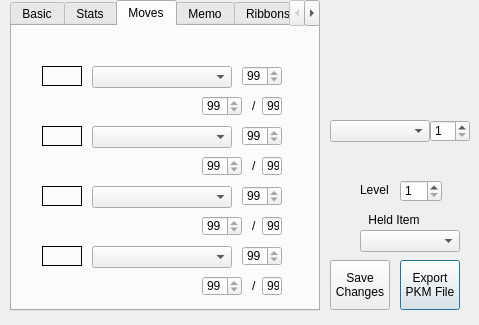
The window that QT Project/pkmviewer.ui (Annovae/PKMDS-G5) describes before a commit, drawn with Qt 5.
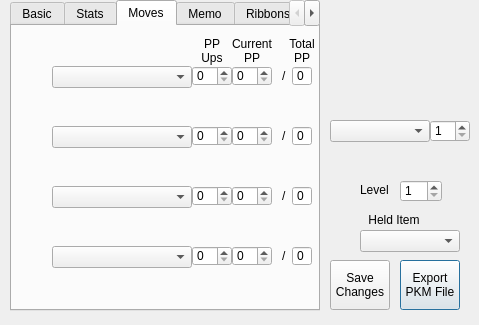
The same window after the commit. The open tabs and pages were chosen to show the change.

Commit message: Added PP editing and flavor text

```diff
--- a/QT Project/pkmviewer.ui
+++ b/QT Project/pkmviewer.ui
@@ -1124,7 +1124,7 @@
     <widget class="QGraphicsView" name="pbMove1Type">
      <property name="geometry">
       <rect>
-       <x>30</x>
+       <x>0</x>
        <y>40</y>
        <width>40</width>
        <height>20</height>
@@ -1134,7 +1134,7 @@
       <string notr="true">background: transparent</string>
      </property>
      <property name="frameShape">
-      <enum>QFrame::Box</enum>
+      <enum>QFrame::NoFrame</enum>
      </property>
      <property name="frameShadow">
       <enum>QFrame::Plain</enum>
@@ -1149,7 +1149,7 @@
     <widget class="QGraphicsView" name="pbMove2Type">
      <property name="geometry">
       <rect>
-       <x>30</x>
+       <x>0</x>
        <y>100</y>
        <width>40</width>
        <height>20</height>
@@ -1159,7 +1159,7 @@
       <string notr="true">background: transparent</string>
      </property>
      <property name="frameShape">
-      <enum>QFrame::Box</enum>
+      <enum>QFrame::NoFrame</enum>
      </property>
      <property name="frameShadow">
       <enum>QFrame::Plain</enum>
@@ -1174,7 +1174,7 @@
     <widget class="QGraphicsView" name="pbMove3Type">
      <property name="geometry">
       <rect>
-       <x>30</x>
+       <x>0</x>
        <y>160</y>
        <width>40</width>
        <height>20</height>
@@ -1184,7 +1184,7 @@
       <string notr="true">background: transparent</string>
      </property>
      <property name="frameShape">
-      <enum>QFrame::Box</enum>
+      <enum>QFrame::NoFrame</enum>
      </property>
      <property name="frameShadow">
       <enum>QFrame::Plain</enum>
@@ -1199,7 +1199,7 @@
     <widget class="QGraphicsView" name="pbMove4Type">
      <property name="geometry">
       <rect>
-       <x>30</x>
+       <x>0</x>
        <y>220</y>
        <width>40</width>
        <height>20</height>
@@ -1209,7 +1209,7 @@
       <string notr="true">background: transparent</string>
      </property>
      <property name="frameShape">
-      <enum>QFrame::Box</enum>
+      <enum>QFrame::NoFrame</enum>
      </property>
      <property name="frameShadow">
       <enum>QFrame::Plain</enum>
@@ -1224,7 +1224,7 @@
     <widget class="QComboBox" name="cbMove1">
      <property name="geometry">
       <rect>
-       <x>80</x>
+       <x>40</x>
        <y>40</y>
        <width>140</width>
        <height>22</height>
@@ -1234,7 +1234,7 @@
     <widget class="QComboBox" name="cbMove2">
      <property name="geometry">
       <rect>
-       <x>80</x>
+       <x>40</x>
        <y>100</y>
        <width>140</width>
        <height>22</height>
@@ -1244,7 +1244,7 @@
     <widget class="QComboBox" name="cbMove3">
      <property name="geometry">
       <rect>
-       <x>80</x>
+       <x>40</x>
        <y>160</y>
        <width>140</width>
        <height>22</height>
@@ -1254,7 +1254,7 @@
     <widget class="QComboBox" name="cbMove4">
      <property name="geometry">
       <rect>
-       <x>80</x>
+       <x>40</x>
        <y>220</y>
        <width>140</width>
        <height>22</height>
@@ -1264,24 +1264,27 @@
     <widget class="QSpinBox" name="sbMove1PPUps">
      <property name="geometry">
       <rect>
-       <x>230</x>
+       <x>180</x>
        <y>40</y>
        <width>40</width>
        <height>20</height>
       </rect>
      </property>
      <property name="minimum">
-      <number>99</number>
+      <number>0</number>
      </property>
      <property name="maximum">
       <number>99</number>
      </property>
+     <property name="value">
+      <number>0</number>
+     </property>
     </widget>
     <widget class="QSpinBox" name="sbMove1TotalPP">
      <property name="geometry">
       <rect>
-       <x>250</x>
-       <y>70</y>
+       <x>280</x>
+       <y>40</y>
        <width>20</width>
        <height>20</height>
       </rect>
@@ -1293,33 +1296,39 @@
       <enum>QAbstractSpinBox::NoButtons</enum>
      </property>
      <property name="minimum">
-      <number>99</number>
+      <number>0</number>
      </property>
      <property name="maximum">
       <number>99</number>
      </property>
+     <property name="value">
+      <number>0</number>
+     </property>
     </widget>
     <widget class="QSpinBox" name="sbMove1PP">
      <property name="geometry">
       <rect>
-       <x>190</x>
-       <y>70</y>
+       <x>220</x>
+       <y>40</y>
        <width>40</width>
        <height>20</height>
       </rect>
      </property>
      <property name="minimum">
-      <number>99</number>
+      <number>0</number>
      </property>
      <property name="maximum">
       <number>99</number>
      </property>
+     <property name="value">
+      <number>0</number>
+     </property>
     </widget>
     <widget class="QLabel" name="label_2">
      <property name="geometry">
       <rect>
-       <x>240</x>
-       <y>70</y>
+       <x>270</x>
+       <y>40</y>
        <width>10</width>
        <height>20</height>
       </rect>
@@ -1331,40 +1340,46 @@
     <widget class="QSpinBox" name="sbMove2PPUps">
      <property name="geometry">
       <rect>
-       <x>230</x>
+       <x>180</x>
        <y>100</y>
        <width>40</width>
        <height>20</height>
       </rect>
      </property>
      <property name="minimum">
-      <number>99</number>
+      <number>0</number>
      </property>
      <property name="maximum">
       <number>99</number>
      </property>
+     <property name="value">
+      <number>0</number>
+     </property>
     </widget>
     <widget class="QSpinBox" name="sbMove2PP">
      <property name="geometry">
       <rect>
-       <x>190</x>
-       <y>130</y>
+       <x>220</x>
+       <y>100</y>
        <width>40</width>
        <height>20</height>
       </rect>
      </property>
      <property name="minimum">
-      <number>99</number>
+      <number>0</number>
      </property>
      <property name="maximum">
       <number>99</number>
      </property>
+     <property name="value">
+      <number>0</number>
+     </property>
     </widget>
     <widget class="QSpinBox" name="sbMove2TotalPP">
      <property name="geometry">
       <rect>
-       <x>250</x>
-       <y>130</y>
+       <x>280</x>
+       <y>100</y>
        <width>20</width>
        <height>20</height>
       </rect>
@@ -1376,17 +1391,20 @@
       <enum>QAbstractSpinBox::NoButtons</enum>
      </property>
      <property name="minimum">
-      <number>99</number>
+      <number>0</number>
      </property>
      <property name="maximum">
       <number>99</number>
      </property>
+     <property name="value">
+      <number>0</number>
+     </property>
     </widget>
     <widget class="QLabel" name="label_3">
      <property name="geometry">
       <rect>
-       <x>240</x>
-       <y>130</y>
+       <x>270</x>
+       <y>100</y>
        <width>10</width>
        <height>20</height>
       </rect>
@@ -1398,40 +1416,46 @@
     <widget class="QSpinBox" name="sbMove3PPUps">
      <property name="geometry">
       <rect>
-       <x>230</x>
+       <x>180</x>
        <y>160</y>
        <width>40</width>
        <height>20</height>
       </rect>
      </property>
      <property name="minimum">
-      <number>99</number>
+      <number>0</number>
      </property>
      <property name="maximum">
       <number>99</number>
      </property>
+     <property name="value">
+      <number>0</number>
+     </property>
     </widget>
     <widget class="QSpinBox" name="sbMove3PP">
      <property name="geometry">
       <rect>
-       <x>190</x>
-       <y>190</y>
+       <x>220</x>
+       <y>160</y>
        <width>40</width>
        <height>20</height>
       </rect>
      </property>
      <property name="minimum">
-      <number>99</number>
+      <number>0</number>
      </property>
      <property name="maximum">
       <number>99</number>
      </property>
+     <property name="value">
+      <number>0</number>
+     </property>
     </widget>
     <widget class="QSpinBox" name="sbMove3TotalPP">
      <property name="geometry">
       <rect>
-       <x>250</x>
-       <y>190</y>
+       <x>280</x>
+       <y>160</y>
        <width>20</width>
        <height>20</height>
       </rect>
@@ -1443,17 +1467,20 @@
       <enum>QAbstractSpinBox::NoButtons</enum>
      </property>
      <property name="minimum">
-      <number>99</number>
+      <number>0</number>
      </property>
      <property name="maximum">
       <number>99</number>
      </property>
+     <property name="value">
+      <number>0</number>
+     </property>
     </widget>
     <widget class="QLabel" name="label_4">
      <property name="geometry">
       <rect>
-       <x>240</x>
-       <y>190</y>
+       <x>270</x>
+       <y>160</y>
        <width>10</width>
        <height>20</height>
       </rect>
@@ -1465,40 +1492,46 @@
     <widget class="QSpinBox" name="sbMove4PPUps">
      <property name="geometry">
       <rect>
-       <x>230</x>
+       <x>180</x>
        <y>220</y>
        <width>40</width>
        <height>20</height>
       </rect>
      </property>
      <property name="minimum">
-      <number>99</number>
+      <number>0</number>
      </property>
      <property name="maximum">
       <number>99</number>
      </property>
+     <property name="value">
+      <number>0</number>
+     </property>
     </widget>
     <widget class="QSpinBox" name="sbMove4PP">
      <property name="geometry">
       <rect>
-       <x>190</x>
-       <y>250</y>
+       <x>220</x>
+       <y>220</y>
        <width>40</width>
        <height>20</height>
       </rect>
      </property>
      <property name="minimum">
-      <number>99</number>
+      <number>0</number>
      </property>
      <property name="maximum">
       <number>99</number>
      </property>
+     <property name="value">
+      <number>0</number>
+     </property>
     </widget>
     <widget class="QSpinBox" name="sbMove4TotalPP">
      <property name="geometry">
       <rect>
-       <x>250</x>
-       <y>250</y>
+       <x>280</x>
+       <y>220</y>
        <width>20</width>
        <height>20</height>
       </rect>
@@ -1510,17 +1543,20 @@
       <enum>QAbstractSpinBox::NoButtons</enum>
      </property>
      <property name="minimum">
-      <number>99</number>
+      <number>0</number>
      </property>
      <property name="maximum">
       <number>99</number>
      </property>
+     <property name="value">
+      <number>0</number>
+     </property>
     </widget>
     <widget class="QLabel" name="label_5">
      <property name="geometry">
       <rect>
-       <x>240</x>
-       <y>250</y>
+       <x>270</x>
+       <y>220</y>
        <width>10</width>
        <height>20</height>
       </rect>
@@ -1529,6 +1565,283 @@
       <string>/</string>
      </property>
     </widget>
+    <widget class="QGraphicsView" name="pbMove4Cat">
+     <property name="geometry">
+      <rect>
+       <x>0</x>
+       <y>240</y>
+       <width>40</width>
+       <height>20</height>
+      </rect>
+     </property>
+     <property name="styleSheet">
+      <string notr="true">background: transparent</string>
+     </property>
+     <property name="frameShape">
+      <enum>QFrame::NoFrame</enum>
+     </property>
+     <property name="frameShadow">
+      <enum>QFrame::Plain</enum>
+     </property>
+     <property name="verticalScrollBarPolicy">
+      <enum>Qt::ScrollBarAlwaysOff</enum>
+     </property>
+     <property name="horizontalScrollBarPolicy">
+      <enum>Qt::ScrollBarAlwaysOff</enum>
+     </property>
+    </widget>
+    <widget class="QGraphicsView" name="pbMove2Cat">
+     <property name="geometry">
+      <rect>
+       <x>0</x>
+       <y>120</y>
+       <width>40</width>
+       <height>20</height>
+      </rect>
+     </property>
+     <property name="styleSheet">
+      <string notr="true">background: transparent</string>
+     </property>
+     <property name="frameShape">
+      <enum>QFrame::NoFrame</enum>
+     </property>
+     <property name="frameShadow">
+      <enum>QFrame::Plain</enum>
+     </property>
+     <property name="verticalScrollBarPolicy">
+      <enum>Qt::ScrollBarAlwaysOff</enum>
+     </property>
+     <property name="horizontalScrollBarPolicy">
+      <enum>Qt::ScrollBarAlwaysOff</enum>
+     </property>
+    </widget>
+    <widget class="QGraphicsView" name="pbMove1Cat">
+     <property name="geometry">
+      <rect>
+       <x>0</x>
+       <y>60</y>
+       <width>40</width>
+       <height>20</height>
+      </rect>
+     </property>
+     <property name="styleSheet">
+      <string notr="true">background: transparent</string>
+     </property>
+     <property name="frameShape">
+      <enum>QFrame::NoFrame</enum>
+     </property>
+     <property name="frameShadow">
+      <enum>QFrame::Plain</enum>
+     </property>
+     <property name="verticalScrollBarPolicy">
+      <enum>Qt::ScrollBarAlwaysOff</enum>
+     </property>
+     <property name="horizontalScrollBarPolicy">
+      <enum>Qt::ScrollBarAlwaysOff</enum>
+     </property>
+    </widget>
+    <widget class="QGraphicsView" name="pbMove3Cat">
+     <property name="geometry">
+      <rect>
+       <x>0</x>
+       <y>180</y>
+       <width>40</width>
+       <height>20</height>
+      </rect>
+     </property>
+     <property name="styleSheet">
+      <string notr="true">background: transparent</string>
+     </property>
+     <property name="frameShape">
+      <enum>QFrame::NoFrame</enum>
+     </property>
+     <property name="frameShadow">
+      <enum>QFrame::Plain</enum>
+     </property>
+     <property name="verticalScrollBarPolicy">
+      <enum>Qt::ScrollBarAlwaysOff</enum>
+     </property>
+     <property name="horizontalScrollBarPolicy">
+      <enum>Qt::ScrollBarAlwaysOff</enum>
+     </property>
+    </widget>
+    <widget class="QLabel" name="label_6">
+     <property name="geometry">
+      <rect>
+       <x>180</x>
+       <y>10</y>
+       <width>40</width>
+       <height>30</height>
+      </rect>
+     </property>
+     <property name="text">
+      <string>PP Ups</string>
+     </property>
+     <property name="alignment">
+      <set>Qt::AlignCenter</set>
+     </property>
+     <property name="wordWrap">
+      <bool>true</bool>
+     </property>
+    </widget>
+    <widget class="QLabel" name="label_7">
+     <property name="geometry">
+      <rect>
+       <x>220</x>
+       <y>10</y>
+       <width>40</width>
+       <height>30</height>
+      </rect>
+     </property>
+     <property name="text">
+      <string>Current PP</string>
+     </property>
+     <property name="alignment">
+      <set>Qt::AlignCenter</set>
+     </property>
+     <property name="wordWrap">
+      <bool>true</bool>
+     </property>
+    </widget>
+    <widget class="QLabel" name="label_8">
+     <property name="geometry">
+      <rect>
+       <x>275</x>
+       <y>10</y>
+       <width>30</width>
+       <height>30</height>
+      </rect>
+     </property>
+     <property name="text">
+      <string>Total PP</string>
+     </property>
+     <property name="alignment">
+      <set>Qt::AlignCenter</set>
+     </property>
+     <property name="wordWrap">
+      <bool>true</bool>
+     </property>
+    </widget>
+    <widget class="QLabel" name="lblMove1Flavor">
+     <property name="geometry">
+      <rect>
+       <x>40</x>
+       <y>65</y>
+       <width>260</width>
+       <height>32</height>
+      </rect>
+     </property>
+     <property name="font">
+      <font>
+       <pointsize>7</pointsize>
+      </font>
+     </property>
+     <property name="frameShape">
+      <enum>QFrame::NoFrame</enum>
+     </property>
+     <property name="text">
+      <string/>
+     </property>
+     <property name="textFormat">
+      <enum>Qt::PlainText</enum>
+     </property>
+     <property name="alignment">
+      <set>Qt::AlignLeading|Qt::AlignLeft|Qt::AlignTop</set>
+     </property>
+     <property name="wordWrap">
+      <bool>true</bool>
+     </property>
+    </widget>
+    <widget class="QLabel" name="lblMove2Flavor">
+     <property name="geometry">
+      <rect>
+       <x>40</x>
+       <y>125</y>
+       <width>260</width>
+       <height>32</height>
+      </rect>
+     </property>
+     <property name="font">
+      <font>
+       <pointsize>7</pointsize>
+      </font>
+     </property>
+     <property name="frameShape">
+      <enum>QFrame::NoFrame</enum>
+     </property>
+     <property name="text">
+      <string/>
+     </property>
+     <property name="textFormat">
+      <enum>Qt::PlainText</enum>
+     </property>
+     <property name="alignment">
+      <set>Qt::AlignLeading|Qt::AlignLeft|Qt::AlignTop</set>
+     </property>
+     <property name="wordWrap">
+      <bool>true</bool>
+     </property>
+    </widget>
+    <widget class="QLabel" name="lblMove3Flavor">
+     <property name="geometry">
+      <rect>
+       <x>40</x>
+       <y>185</y>
+       <width>260</width>
+       <height>32</height>
+      </rect>
+     </property>
+     <property name="font">
+      <font>
+       <pointsize>7</pointsize>
+      </font>
+     </property>
+     <property name="frameShape">
+      <enum>QFrame::NoFrame</enum>
+     </property>
+     <property name="text">
+      <string/>
+     </property>
+     <property name="textFormat">
+      <enum>Qt::PlainText</enum>
+     </property>
+     <property name="alignment">
+      <set>Qt::AlignLeading|Qt::AlignLeft|Qt::AlignTop</set>
+     </property>
+     <property name="wordWrap">
+      <bool>true</bool>
+     </property>
+    </widget>
+    <widget class="QLabel" name="lblMove4Flavor">
+     <property name="geometry">
+      <rect>
+       <x>40</x>
+       <y>245</y>
+       <width>260</width>
+       <height>32</height>
+      </rect>
+     </property>
+     <property name="font">
+      <font>
+       <pointsize>7</pointsize>
+      </font>
+     </property>
+     <property name="frameShape">
+      <enum>QFrame::NoFrame</enum>
+     </property>
+     <property name="text">
+      <string/>
+     </property>
+     <property name="textFormat">
+      <enum>Qt::PlainText</enum>
+     </property>
+     <property name="alignment">
+      <set>Qt::AlignLeading|Qt::AlignLeft|Qt::AlignTop</set>
+     </property>
+     <property name="wordWrap">
+      <bool>true</bool>
+     </property>
+    </widget>
    </widget>
    <widget class="QWidget" name="tpMemo">
     <attribute name="title">
```
Left out of the diff: 10 changed lines with no effect on the pictures. The commit also changes 3 other files.
